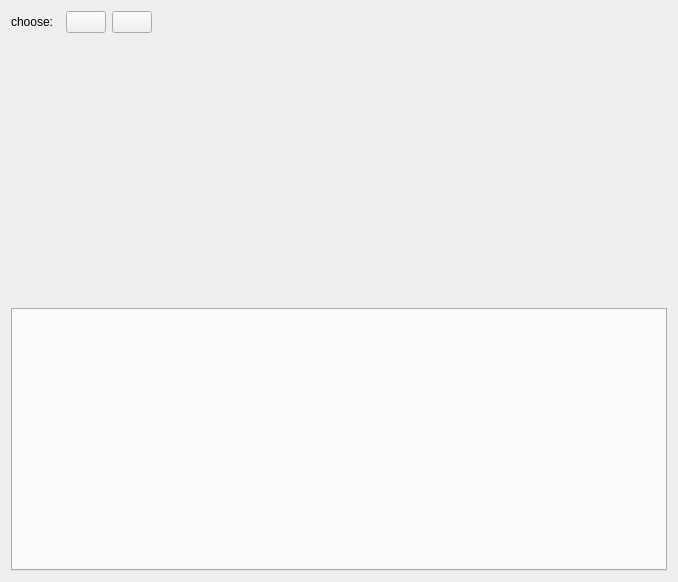
The window that Plugins/org.mitk.gui.qt.cli/src/internal/CommandLineModulesViewControls.ui (MITK/MITK) describes before a commit, drawn with Qt 5.
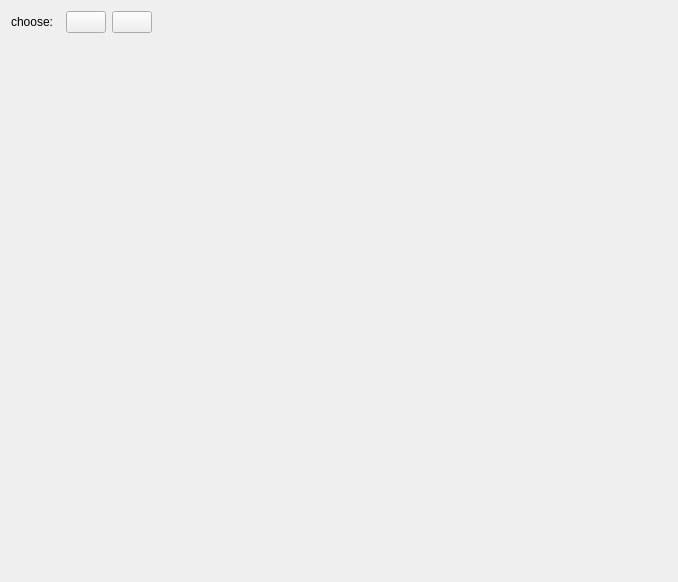
The same window after the commit. Custom widgets are drawn as their Qt base class.

Commit message: Refactored CLI plugin to move logic out of CommandLineModulesView and into QmitkCmdLineModuleProgressWidget

Diff of the .ui file:
```diff
--- a/Plugins/org.mitk.gui.qt.cli/src/internal/CommandLineModulesViewControls.ui
+++ b/Plugins/org.mitk.gui.qt.cli/src/internal/CommandLineModulesViewControls.ui
@@ -107,14 +107,17 @@
     </widget>
    </item>
    <item>
-    <widget class="QTabWidget" name="m_TabWidget">
-     <property name="sizePolicy">
-      <sizepolicy hsizetype="Preferred" vsizetype="Expanding">
-       <horstretch>0</horstretch>
-       <verstretch>0</verstretch>
-      </sizepolicy>
+    <spacer name="verticalSpacer">
+     <property name="orientation">
+      <enum>Qt::Vertical</enum>
      </property>
-    </widget>
+     <property name="sizeHint" stdset="0">
+      <size>
+       <width>20</width>
+       <height>250</height>
+      </size>
+     </property>
+    </spacer>
    </item>
   </layout>
  </widget>
```
Left out of the diff: 8 changed lines with no effect on the pictures. The commit also changes 8 other files.
